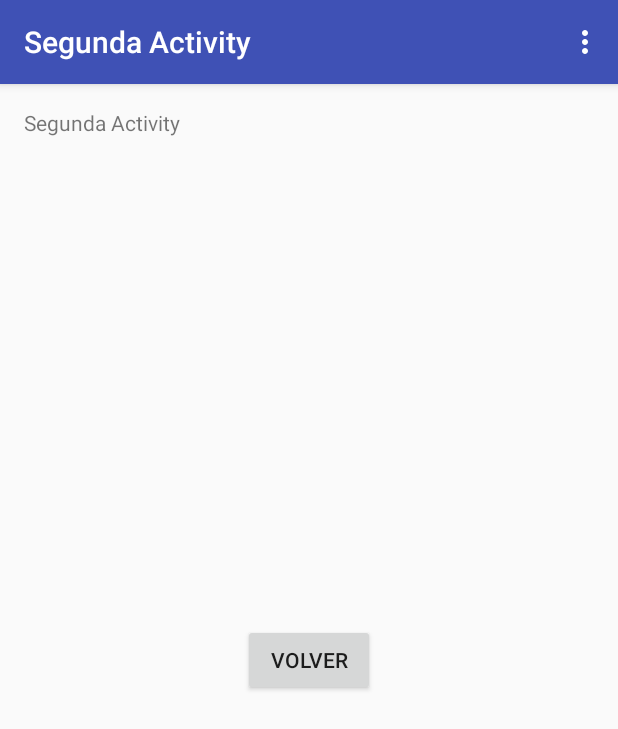
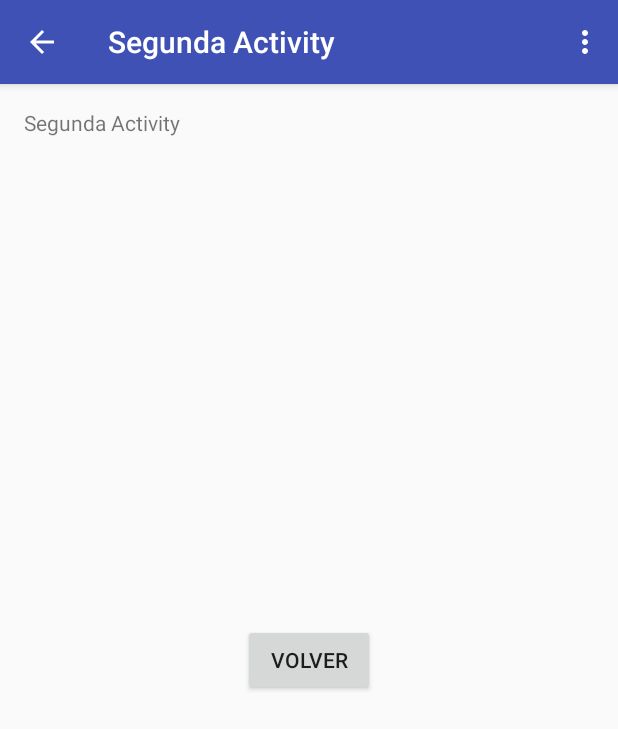
Before and after one commit to pepesan/Intents04, an Android app: the MyActivity2 screen opened directly, with no data from a screen before it, on a phone screen of 412 x 824 dp. Shown: the top 729 px of the screen. Run offline under Robolectric (Android 15) with nearby library versions, the phone set to English and light mode, and no system bars.

Commit message:
metido botón volver a la Action Bar de la segunda Activity

```diff
--- a/app/src/main/java/com/cursosdedesarrollo/myapplication2/MyActivity2.java
+++ b/app/src/main/java/com/cursosdedesarrollo/myapplication2/MyActivity2.java
@@ -2,6 +2,7 @@ package com.cursosdedesarrollo.myapplication2;
 
 import android.app.Activity;
 import android.os.Bundle;
+import android.support.v7.app.ActionBar;
 import android.support.v7.app.AppCompatActivity;
 import android.util.Log;
 import android.view.Menu;
@@ -15,6 +16,8 @@ public class MyActivity2 extends AppCompatActivity {
     protected void onCreate(Bundle savedInstanceState) {
         super.onCreate(savedInstanceState);
         setContentView(R.layout.activity_my_activity2);
+        ActionBar ab= getSupportActionBar();
+        ab.setDisplayHomeAsUpEnabled(true);
     }
     public void volver(View v){
         finish();
--- a/app/src/main/res/layout/activity_my_activity2.xml
+++ b/app/src/main/res/layout/activity_my_activity2.xml
@@ -20,6 +20,7 @@
         android:text="@string/volver"
         android:id="@+id/button2"
         android:layout_centerVertical="true"
-        android:layout_centerHorizontal="true" />
+        android:layout_centerHorizontal="true"
+        android:onClick="volver" />
 
 </RelativeLayout>
```
Also changed, not shown: app/src/main/AndroidManifest.xml (+8 -1 lines), 1 other file.
